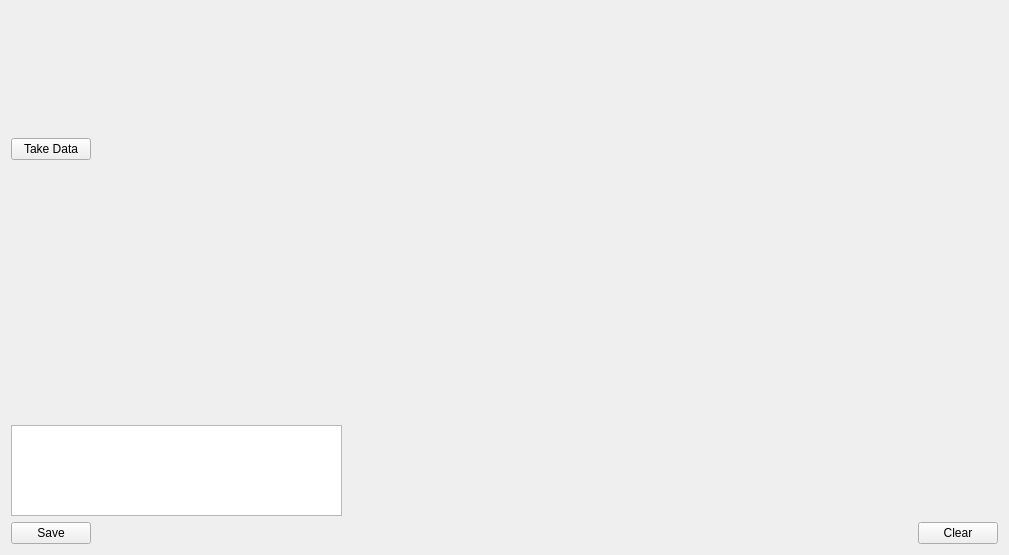
navrit/dexter, file SpidrMpx3Eq/qcstmdqe.ui: the form before one commit.
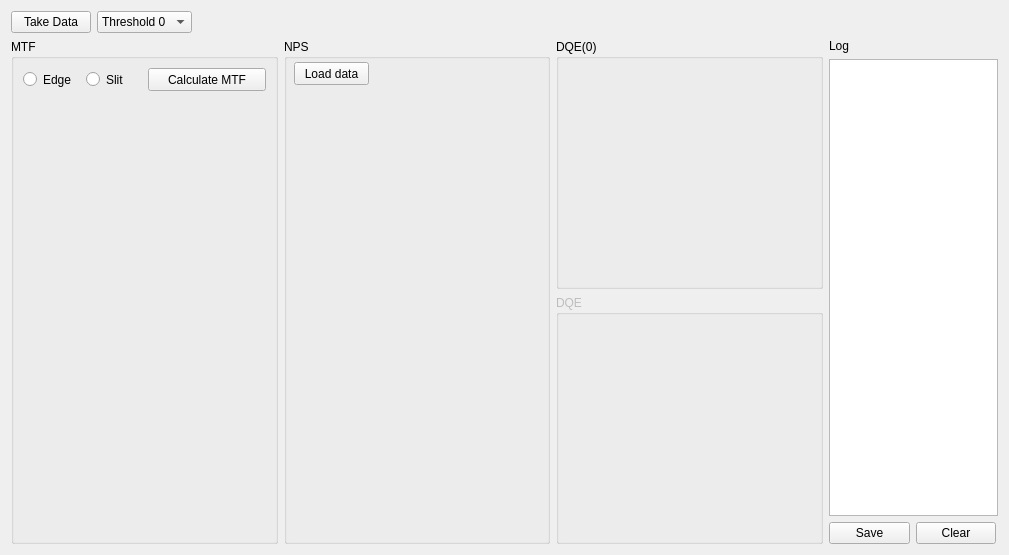
The form after the commit. Custom widgets are drawn as their Qt base class.

Commit message: Working on edge profile + changed ui.

The edit to the form file:
```diff
--- a/SpidrMpx3Eq/qcstmdqe.ui
+++ b/SpidrMpx3Eq/qcstmdqe.ui
@@ -13,23 +13,11 @@
   <property name="windowTitle">
    <string>Form</string>
   </property>
-  <layout class="QVBoxLayout" name="verticalLayout_4">
+  <layout class="QVBoxLayout" name="verticalLayout_7">
    <item>
-    <layout class="QVBoxLayout" name="verticalLayout_3">
+    <layout class="QVBoxLayout" name="verticalLayout_6">
      <item>
-      <widget class="QWidget" name="roiHeatMap" native="true">
-       <property name="minimumSize">
-        <size>
-         <width>471</width>
-         <height>121</height>
-        </size>
-       </property>
-      </widget>
-     </item>
-     <item>
-      <layout class="QVBoxLayout" name="verticalLayout_2">
-       <item>
-        <layout class="QHBoxLayout" name="horizontalLayout_2">
+      <layout class="QHBoxLayout" name="horizontalLayout_4">
          <item>
           <widget class="QPushButton" name="takeDataPushButton">
            <property name="text">
@@ -37,6 +25,36 @@
            </property>
           </widget>
          </item>
+       <item>
+        <widget class="QComboBox" name="comboBox">
+         <property name="minimumSize">
+          <size>
+           <width>81</width>
+           <height>0</height>
+          </size>
+         </property>
+         <item>
+          <property name="text">
+           <string>Threshold 0</string>
+          </property>
+         </item>
+         <item>
+          <property name="text">
+           <string>Threshold 2</string>
+          </property>
+         </item>
+         <item>
+          <property name="text">
+           <string>Threshold 4</string>
+          </property>
+         </item>
+         <item>
+          <property name="text">
+           <string>Threshold 6</string>
+          </property>
+         </item>
+        </widget>
+       </item>
          <item>
           <spacer name="horizontalSpacer">
            <property name="orientation">
@@ -53,63 +71,199 @@
         </layout>
        </item>
        <item>
+      <layout class="QHBoxLayout" name="horizontalLayout_3">
+       <item>
+        <widget class="QGroupBox" name="groupBox">
+         <property name="title">
+          <string>MTF</string>
+         </property>
+         <layout class="QVBoxLayout" name="verticalLayout_2">
+          <item>
         <layout class="QVBoxLayout" name="verticalLayout">
          <item>
+             <layout class="QHBoxLayout" name="horizontalLayout_5">
+              <item>
           <layout class="QHBoxLayout" name="horizontalLayout">
            <item>
+                 <widget class="QRadioButton" name="radioButton">
+                  <property name="maximumSize">
+                   <size>
+                    <width>16777215</width>
+                    <height>17</height>
+                   </size>
+                  </property>
+                  <property name="text">
+                   <string>Edge</string>
+                  </property>
+                 </widget>
+                </item>
+                <item>
+                 <widget class="QRadioButton" name="radioButton_2">
+                  <property name="maximumSize">
+                   <size>
+                    <width>16777215</width>
+                    <height>17</height>
+                   </size>
+                  </property>
+                  <property name="text">
+                   <string>Slit</string>
+                  </property>
+                 </widget>
+                </item>
+               </layout>
+              </item>
+              <item>
+               <widget class="QPushButton" name="pushButton">
+                <property name="maximumSize">
+                 <size>
+                  <width>16777215</width>
+                  <height>23</height>
+                 </size>
+                </property>
+                <property name="text">
+                 <string>Calculate MTF</string>
+                </property>
+               </widget>
+              </item>
+             </layout>
+            </item>
+            <item>
             <widget class="QCustomPlot" name="ESFplot" native="true"/>
            </item>
-           <item>
-            <widget class="QCustomPlot" name="PSFplot" native="true"/>
-           </item>
            <item>
             <widget class="QCustomPlot" name="MTFplot" native="true"/>
            </item>
            <item>
-            <widget class="QCustomPlot" name="DQEplot" native="true"/>
-           </item>
-          </layout>
+             <widget class="QCustomPlot" name="PSFplot" native="true"/>
+            </item>
+           </layout>
+          </item>
+         </layout>
+        </widget>
+       </item>
+       <item>
+        <widget class="QGroupBox" name="groupBox_2">
+         <property name="title">
+          <string>NPS</string>
+         </property>
+         <widget class="QCustomPlot" name="widget" native="true">
+          <property name="geometry">
+           <rect>
+            <x>10</x>
+            <y>210</y>
+            <width>246</width>
+            <height>141</height>
+           </rect>
+          </property>
+          <property name="minimumSize">
+           <size>
+            <width>171</width>
+            <height>0</height>
+           </size>
+          </property>
+         </widget>
+         <widget class="QPushButton" name="pushButton_2">
+          <property name="geometry">
+           <rect>
+            <x>10</x>
+            <y>23</y>
+            <width>75</width>
+            <height>23</height>
+           </rect>
+          </property>
+          <property name="text">
+           <string>Load data</string>
+          </property>
+         </widget>
+        </widget>
+       </item>
+       <item>
+        <layout class="QVBoxLayout" name="verticalLayout_5">
+         <item>
+          <widget class="QGroupBox" name="groupBox_3">
+           <property name="title">
+            <string>DQE(0)</string>
+           </property>
+          </widget>
+         </item>
+         <item>
+          <widget class="QGroupBox" name="groupBox_4">
+           <property name="enabled">
+            <bool>false</bool>
+           </property>
+           <property name="title">
+            <string>DQE</string>
+           </property>
+           <layout class="QVBoxLayout" name="verticalLayout_3">
+            <item>
+             <widget class="QCustomPlot" name="DQEplot" native="true">
+              <property name="minimumSize">
+               <size>
+                <width>219</width>
+                <height>0</height>
+               </size>
+              </property>
+             </widget>
+            </item>
+           </layout>
+          </widget>
+         </item>
+        </layout>
+       </item>
+       <item>
+        <layout class="QVBoxLayout" name="verticalLayout_4">
+         <item>
+          <widget class="QLabel" name="label">
+           <property name="maximumSize">
+            <size>
+             <width>169</width>
+             <height>16777215</height>
+            </size>
+           </property>
+           <property name="text">
+            <string>Log</string>
+           </property>
+          </widget>
          </item>
          <item>
           <widget class="QTextBrowser" name="textBrowser">
            <property name="maximumSize">
             <size>
-             <width>331</width>
-             <height>91</height>
+             <width>169</width>
+             <height>800</height>
             </size>
            </property>
           </widget>
          </item>
-        </layout>
-       </item>
        <item>
-        <layout class="QHBoxLayout" name="horizontalLayout_3">
+          <layout class="QHBoxLayout" name="horizontalLayout_2">
          <item>
           <widget class="QPushButton" name="savePushButton">
+             <property name="maximumSize">
+              <size>
+               <width>81</width>
+               <height>800</height>
+              </size>
+             </property>
            <property name="text">
             <string>Save</string>
            </property>
           </widget>
          </item>
-         <item>
-          <spacer name="horizontalSpacer_2">
-           <property name="orientation">
-            <enum>Qt::Horizontal</enum>
-           </property>
-           <property name="sizeHint" stdset="0">
-            <size>
-             <width>40</width>
-             <height>20</height>
-            </size>
-           </property>
-          </spacer>
-         </item>
          <item>
           <widget class="QPushButton" name="clearPushButton">
+             <property name="maximumSize">
+              <size>
+               <width>80</width>
+               <height>800</height>
+              </size>
+             </property>
            <property name="text">
             <string>Clear</string>
            </property>
           </widget>
+           </item>
+          </layout>
          </item>
         </layout>
        </item>
```
Lines whose indentation alone changed are shown as unchanged. The commit also changes 5 other files.
